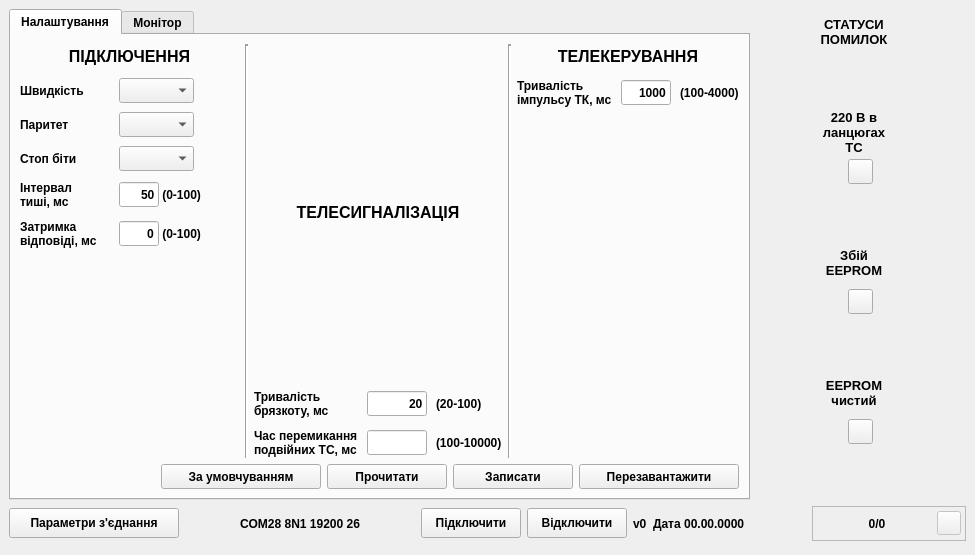
This is mdio.ui in Goodjamp/Mdio as Qt 5 draws it before an edit. The edited form follows.
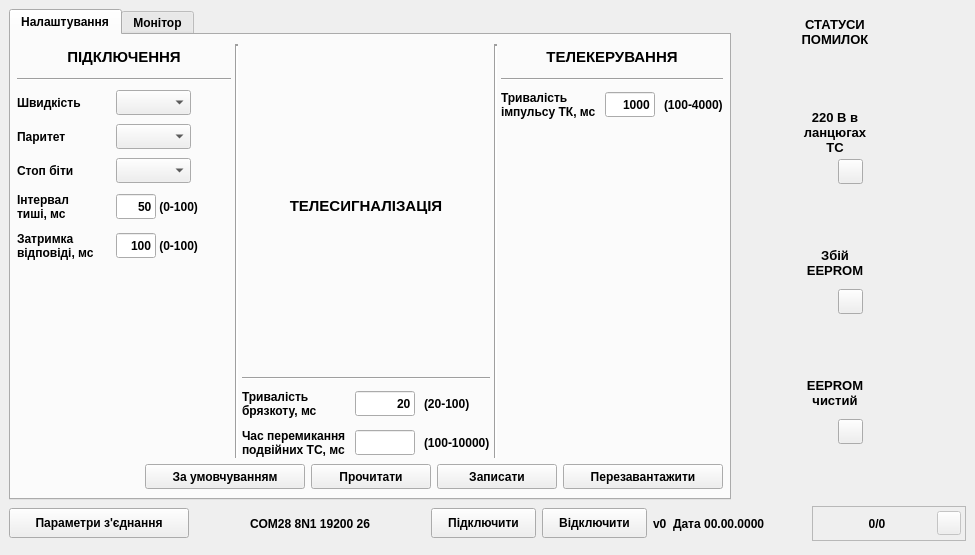
This is the edited form.

Patch:
```diff
--- a/mdio.ui
+++ b/mdio.ui
@@ -67,8 +67,17 @@
           <string>Налаштування</string>
          </attribute>
          <layout class="QVBoxLayout" name="verticalLayout_2">
+          <property name="leftMargin">
+           <number>6</number>
+          </property>
+          <property name="rightMargin">
+           <number>6</number>
+          </property>
           <item>
            <layout class="QHBoxLayout" name="horizontalLayout_4">
+            <property name="spacing">
+             <number>4</number>
+            </property>
             <item>
              <layout class="QVBoxLayout" name="vlConnectionExternal">
               <property name="spacing">
@@ -90,7 +99,7 @@
                 </property>
                 <property name="font">
                  <font>
-                  <pointsize>12</pointsize>
+                  <pointsize>11</pointsize>
                   <weight>75</weight>
                   <bold>true</bold>
                  </font>
@@ -103,6 +112,13 @@
                 </property>
                </widget>
               </item>
+              <item>
+               <widget class="Line" name="line_4">
+                <property name="orientation">
+                 <enum>Qt::Horizontal</enum>
+                </property>
+               </widget>
+              </item>
               <item>
                <layout class="QGridLayout" name="glConnectionInternal">
                 <item row="0" column="1">
@@ -195,13 +211,13 @@
                    <widget class="QLabel" name="lSilentIntervalRange">
                     <property name="minimumSize">
                      <size>
-                      <width>80</width>
+                      <width>75</width>
                       <height>25</height>
                      </size>
                     </property>
                     <property name="maximumSize">
                      <size>
-                      <width>80</width>
+                      <width>75</width>
                       <height>25</height>
                      </size>
                     </property>
@@ -245,7 +261,7 @@
                   </property>
                   <property name="maximumSize">
                    <size>
-                    <width>115</width>
+                    <width>500</width>
                     <height>40</height>
                    </size>
                   </property>
@@ -272,7 +288,7 @@
                   </property>
                   <property name="maximumSize">
                    <size>
-                    <width>115</width>
+                    <width>500</width>
                     <height>25</height>
                    </size>
                   </property>
@@ -298,7 +314,7 @@
                   </property>
                   <property name="maximumSize">
                    <size>
-                    <width>1000</width>
+                    <width>500</width>
                     <height>40</height>
                    </size>
                   </property>
@@ -345,7 +361,7 @@
                      </font>
                     </property>
                     <property name="text">
-                     <string>0</string>
+                     <string>100</string>
                     </property>
                     <property name="alignment">
                      <set>Qt::AlignRight|Qt::AlignTrailing|Qt::AlignVCenter</set>
@@ -356,13 +372,13 @@
                    <widget class="QLabel" name="label_11">
                     <property name="minimumSize">
                      <size>
-                      <width>80</width>
+                      <width>75</width>
                       <height>25</height>
                      </size>
                     </property>
                     <property name="maximumSize">
                      <size>
-                      <width>80</width>
+                      <width>75</width>
                       <height>25</height>
                      </size>
                     </property>
@@ -406,7 +422,7 @@
                   </property>
                   <property name="maximumSize">
                    <size>
-                    <width>115</width>
+                    <width>500</width>
                     <height>25</height>
                    </size>
                   </property>
@@ -455,7 +471,7 @@
                   </property>
                   <property name="maximumSize">
                    <size>
-                    <width>115</width>
+                    <width>500</width>
                     <height>25</height>
                    </size>
                   </property>
@@ -545,7 +561,7 @@
                 </property>
                 <property name="font">
                  <font>
-                  <pointsize>12</pointsize>
+                  <pointsize>11</pointsize>
                   <weight>75</weight>
                   <bold>true</bold>
                  </font>
@@ -558,6 +574,13 @@
                 </property>
                </widget>
               </item>
+              <item>
+               <widget class="Line" name="line_5">
+                <property name="orientation">
+                 <enum>Qt::Horizontal</enum>
+                </property>
+               </widget>
+              </item>
               <item>
                <layout class="QGridLayout" name="glConnectionInternal_2">
                 <item row="0" column="1">
@@ -740,7 +763,7 @@
                 </property>
                 <property name="font">
                  <font>
-                  <pointsize>12</pointsize>
+                  <pointsize>11</pointsize>
                   <weight>75</weight>
                   <bold>true</bold>
                  </font>
@@ -753,6 +776,13 @@
                 </property>
                </widget>
               </item>
+              <item>
+               <widget class="Line" name="line_6">
+                <property name="orientation">
+                 <enum>Qt::Horizontal</enum>
+                </property>
+               </widget>
+              </item>
               <item>
                <layout class="QGridLayout" name="glConnectionInternal_3">
                 <item row="0" column="0">
@@ -1471,13 +1501,13 @@
        <widget class="QPushButton" name="pbConnectionSettings">
         <property name="minimumSize">
          <size>
-          <width>170</width>
+          <width>180</width>
           <height>30</height>
          </size>
         </property>
         <property name="maximumSize">
          <size>
-          <width>170</width>
+          <width>180</width>
           <height>30</height>
          </size>
         </property>
@@ -1526,13 +1556,13 @@
        <widget class="QPushButton" name="pbConnect">
         <property name="minimumSize">
          <size>
-          <width>100</width>
+          <width>105</width>
           <height>30</height>
          </size>
         </property>
         <property name="maximumSize">
          <size>
-          <width>100</width>
+          <width>105</width>
           <height>30</height>
          </size>
         </property>
@@ -1552,13 +1582,13 @@
        <widget class="QPushButton" name="pbDisconnect">
         <property name="minimumSize">
          <size>
-          <width>100</width>
+          <width>105</width>
           <height>30</height>
          </size>
         </property>
         <property name="maximumSize">
          <size>
-          <width>100</width>
+          <width>105</width>
           <height>30</height>
          </size>
         </property>
```
